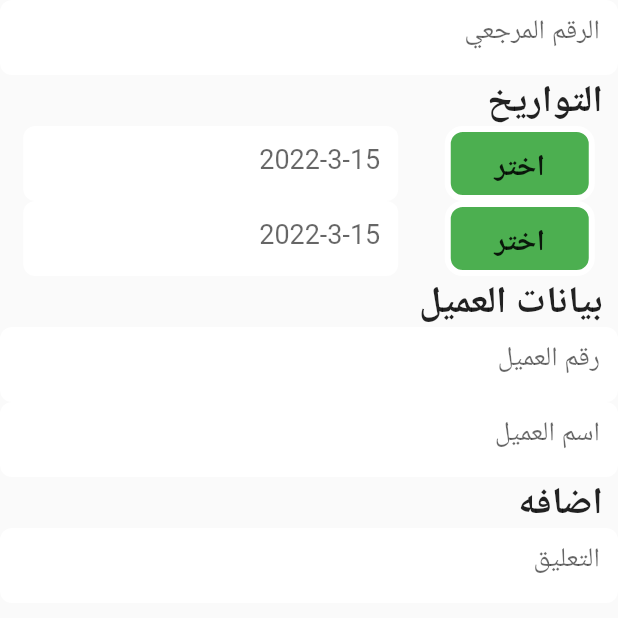
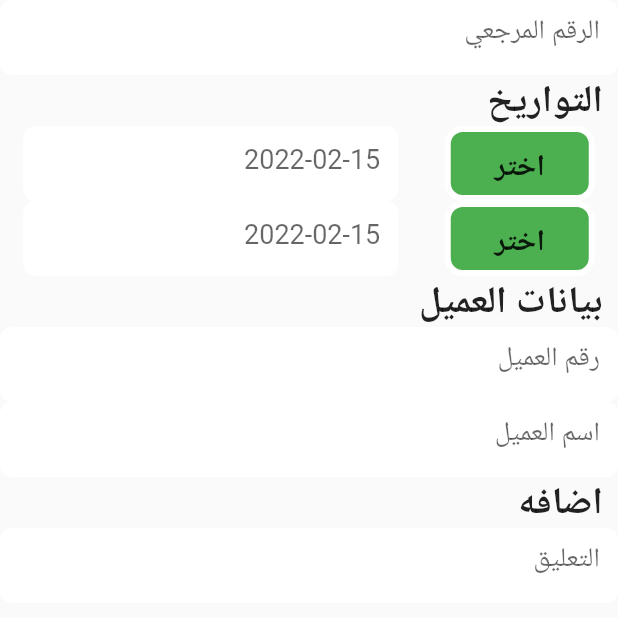
Before and after one commit to Omar-ramadan1/kaleg, a Flutter app: the ReceiptScreen screen opened directly, after a tap on "اختر", on a phone screen of 412 x 824 dp, the top half of it. Run offline on Flutter 3.47's test engine with Material 2 defaults, Android fonts, the light colour scheme and no system bars; our stand-ins replace flutter_datetime_picker.

Commit message:
i made great changes

```diff
--- /dev/null
+++ b/lib/StateDependentClasses/ReceiptStateClass.dart
@@ -0,0 +1,24 @@
+import 'package:flutter/material.dart';
+import 'package:flutter_datetime_picker/flutter_datetime_picker.dart';
+
+class ReceiptStateClass {
+  final state;
+
+  ReceiptStateClass(this.state);
+
+  showDatePicker(int index){
+    DateTime minDateTime = DateTime(2018, 1 ,1);
+    DateTime maxDateTime = DateTime(2036, 1 ,1);
+    DateTime initialDateTime = DateTime.now();
+    String dateFormat = "yyyy-MMMM-dd";
+    DatePicker.showDatePicker(state.context,
+        showTitleActions: true,
+        minTime: minDateTime,
+        maxTime: maxDateTime, onConfirm: (date) {
+          state.setState(() {
+            state.dates[index] = date.toIso8601String().substring(0 , 10);
+          });
+        }, currentTime: initialDateTime, locale: LocaleType.en);
+   }
+
+}
--- a/lib/screens/TapScreen.dart
+++ b/lib/screens/TapScreen.dart
@@ -3,9 +3,9 @@
 import 'package:flutter/material.dart';
 import 'package:kleg/screens/HomeScreen.dart';
 import 'package:kleg/screens/operationScreen.dart';
-import 'package:kleg/widgets/DrawerWidget.dart';
+import 'package:kleg/widgets/GlobalWidget/DrawerWidget.dart';
 
-import '../widgets/AppBarWidget.dart';
+import '../widgets/GlobalWidget/AppBarWidget.dart';
 
 class TapScreen extends StatefulWidget {
   static const routename = '/TapScreen';
--- a/lib/screens/receiptScreen.dart
+++ b/lib/screens/receiptScreen.dart
@@ -2,11 +2,13 @@
 
 import 'package:flutter/material.dart';
 import 'package:flutter/cupertino.dart';
+import 'package:kleg/StateDependentClasses/ReceiptStateClass.dart';
+import 'package:kleg/widgets/GlobalWidget/buttonwidget.dart';
+import 'package:kleg/widgets/receiptScreenWidgets/DatesWidget.dart';
+import 'package:kleg/widgets/receiptScreenWidgets/HeadLines.dart';
+import 'package:kleg/widgets/receiptScreenWidgets/TextFieldWidget.dart';
 
-import '../widgets/buttonwidget.dart';
-import '../widgets/receiptScreenWidgets/TextFieldWidget.dart';
-import '../widgets/receiptScreenWidgets/DatesWidget.dart';
-import '../widgets/receiptScreenWidgets/HeadLines.dart';
+
 
 class ReceiptScreen extends StatefulWidget {
   @override
@@ -14,6 +16,14 @@ class ReceiptScreen extends StatefulWidget {
 }
 
 class _ReceiptScreenState extends State<ReceiptScreen> {
+  late ReceiptStateClass receiptStateClass;
+   List<String> dates = [DateTime.now().toIso8601String().substring(0 , 10) , DateTime.now().toIso8601String().substring(0 , 10)];
+  @override
+  void initState() {
+    // TODO: implement initState
+    super.initState();
+    receiptStateClass = ReceiptStateClass(this);
+  }
   @override
   Widget build(BuildContext context) {
     return Scaffold(
@@ -26,8 +36,8 @@ class _ReceiptScreenState extends State<ReceiptScreen> {
               children: [
                 TextFieldWidget("الرقم المرجعي"),
                 Headlines("التواريخ"),
-                DatesWidget(),
-                DatesWidget(),
+                for(int i = 0 ; i < dates.length ; i++)
+                DatesWidget(dates[i] ,receiptStateClass.showDatePicker , i),
                 Headlines("بيانات العميل"),
                 TextFieldWidget("رقم العميل"),
                 TextFieldWidget("اسم العميل"),
--- a/lib/widgets/receiptScreenWidgets/DatesWidget.dart
+++ b/lib/widgets/receiptScreenWidgets/DatesWidget.dart
@@ -1,12 +1,18 @@
+// ignore_for_file: use_key_in_widget_constructors
+
 import 'package:flutter/material.dart';
 
 class DatesWidget extends StatelessWidget {
+  final Function(int index) showDatePicker;
+  final String date;
+  final int index;
+  const DatesWidget(this.date ,this.showDatePicker,this.index);
+
   @override
   Widget build(BuildContext context) {
     // TODO: implement build
     return Column(
       children: [
-
         Row(
           mainAxisAlignment: MainAxisAlignment.spaceAround,
           children: [
@@ -19,7 +25,7 @@ class DatesWidget extends StatelessWidget {
                   border: Border.all(color: Colors.white, width: 4),
                 ),
                 child: MaterialButton(
-                  onPressed: () {  },
+                  onPressed: ()=> showDatePicker(index),
                   child: Container(
                       margin: const EdgeInsets.only(top: 5),
                       child: const Center(
@@ -39,7 +45,7 @@ class DatesWidget extends StatelessWidget {
                         borderRadius: BorderRadius.circular(8),
                         borderSide: BorderSide.none),
                     filled: true,
-                    hintText: "2022-3-15",
+                    hintText: date,
                     hintStyle: const TextStyle(
                       fontSize: 18,
                     ),
--- a/pubspec.yaml
+++ b/pubspec.yaml
@@ -46,6 +46,8 @@ dev_dependencies:
   # package. See that file for information about deactivating specific lint
   # rules and activating additional ones.
   flutter_lints: ^1.0.0
+#  flutter_cupertino_date_picker: ^1.0.26+2
+  flutter_datetime_picker: ^1.5.1
 
 # For information on the generic Dart part of this file, see the
 # following page: https://dart.dev/tools/pub/pubspec
```
Also changed, not shown: lib/screens/updateItem.dart (+10 -24 lines), lib/widgets/GlobalWidget/DrawerWidget.dart (renamed from lib/widgets/DrawerWidget.dart, +8 -13 lines), lib/widgets/GlobalWidget/AppBarWidget.dart (renamed from lib/widgets/AppBarWidget.dart), lib/widgets/GlobalWidget/buttonwidget.dart (renamed from lib/widgets/buttonwidget.dart), lib/widgets/GlobalWidget/tapsofDrawer.dart (renamed from lib/widgets/tapsofDrawer.dart), pubspec.lock.
